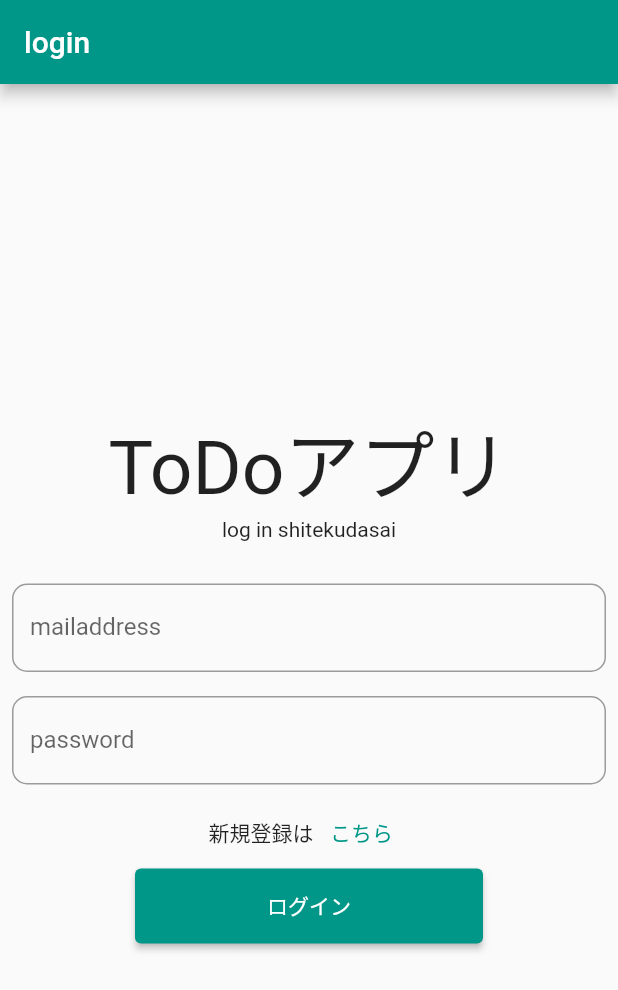
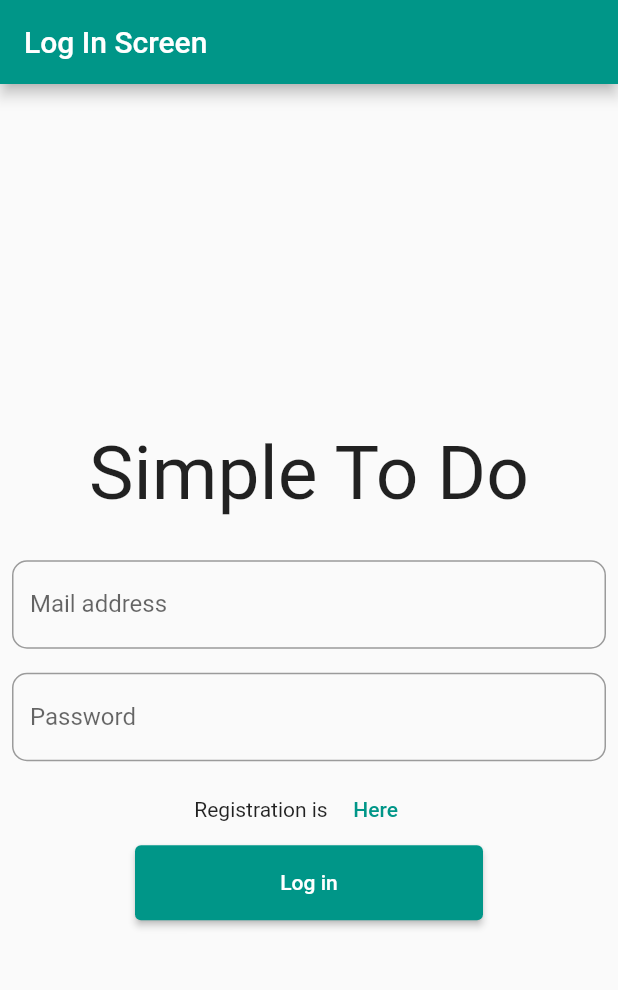
Before and after one commit to yamafuji03/Simple_Todo_with_statefull, a Flutter app: the screen it shows after launch, on a phone screen of 412 x 824 dp. Shown: the top 990 px of the screen. Run offline on Flutter 3.47's test engine with Material 2 defaults, Android fonts, the phone set to English and light mode, and no system bars; our stand-ins replace cloud_firestore, firebase_auth, firebase_core; accounts and stored records are empty.

Commit message:
英語バージョンにした

```diff
--- a/lib/main.dart
+++ b/lib/main.dart
@@ -38,7 +38,7 @@ class MyHomePage extends StatelessWidget {
   Widget build(BuildContext context) {
     return Scaffold(
       appBar: AppBar(
-        title: Text("login"),
+        title: Text("Log In Screen"),
       ),
       body: Column(
         mainAxisAlignment: MainAxisAlignment.center,
@@ -48,21 +48,21 @@ class MyHomePage extends StatelessWidget {
             child: Column(
               children: [
                 Text(
-                  "ToDoアプリ",
+                  "Simple To Do",
                   style: TextStyle(fontSize: 50),
                 ),
-                Text("log in shitekudasai")
+                // Text("log in screen")
               ],
             ),
           ),
           CustomTextField(
-              label: "mailaddress",
+              label: "Mail address",
               onChangedFunc: (newtext) {
                 mailAddress = newtext;
               },
               isPassword: false),
           CustomTextField(
-              label: "password",
+              label: "Password",
               onChangedFunc: (newtext) {
                 password = newtext;
               },
@@ -70,13 +70,13 @@ class MyHomePage extends StatelessWidget {
           Row(
             mainAxisAlignment: MainAxisAlignment.center,
             children: [
-              Text("新規登録は"),
+              Text("Registration is"),
               TextButton(
                 onPressed: () {
                   Navigator.of(context).push(
                       MaterialPageRoute(builder: (context) => Registration()));
                 },
-                child: Text("こちら"),
+                child: Text("Here"),
               ),
             ],
           ),
@@ -141,7 +141,7 @@ class MyHomePage extends StatelessWidget {
                 height: 50,
                 alignment: Alignment.center,
                 child: Text(
-                  "ログイン",
+                  "Log in",
                   textAlign: TextAlign.center,
                 ),
               ))
--- a/lib/registration.dart
+++ b/lib/registration.dart
@@ -12,24 +12,24 @@ class Registration extends StatelessWidget {
   Widget build(BuildContext context) {
     return Scaffold(
       appBar: AppBar(
-        title: Text("新規登録"),
+        title: Text("Create Acount Screen"),
       ),
       body: Column(
         children: [
           CustomTextField(
-              label: "mail address",
+              label: "Mail address",
               onChangedFunc: (newtext) {
                 mailAddress = newtext;
               },
               isPassword: false),
           CustomTextField(
-              label: "password",
+              label: "Password",
               onChangedFunc: (newtext) {
                 password = newtext;
               },
               isPassword: true),
           CustomTextField(
-              label: "comfirm password",
+              label: "Comfirm password",
               onChangedFunc: (newtext) {
                 passwordCheck = newtext;
               },
@@ -43,9 +43,9 @@ class Registration extends StatelessWidget {
                       builder: (context) {
                         return AlertDialog(
                             // ウインドウ左上に表示させるもの
-                            title: Text("エラー"),
+                            title: Text('Error'),
                             // 内容入力
-                            content: Text("パスワードを正しく入力してください！"),
+                            content: Text('Hit your correct password'),
                             // ボタン。任意、書かなくてもいい
                             actions: [
                               TextButton(
@@ -75,7 +75,7 @@ class Registration extends StatelessWidget {
                           .collection(user.email!)
                           .doc(randomid)
                           .set({
-                        "item": "ToDoを始めよう",
+                        "item": "Let's get your Todo's started",
                         "id": randomid,
                         'order': 0,
                       });
@@ -87,9 +87,9 @@ class Registration extends StatelessWidget {
                           builder: (context) {
                             return AlertDialog(
                                 // ウインドウ左上に表示させるもの
-                                title: Text("登録しました"),
+                                title: Text('Complete'),
                                 // 内容入力
-                                content: Text("登録完了しました"),
+                                content: Text('Registration is completed'),
                                 // ボタン。任意、書かなくてもいい
                                 actions: [
                                   TextButton(
@@ -108,9 +108,9 @@ class Registration extends StatelessWidget {
                             builder: (context) {
                               return AlertDialog(
                                   // ウインドウ左上に表示させるもの
-                                  title: Text("エラー"),
+                                  title: Text("Error"),
                                   // 内容入力
-                                  content: Text("パスワードが短すぎます"),
+                                  content: Text("Password is too short"),
                                   // ボタン。任意、書かなくてもいい
                                   actions: [
                                     TextButton(
@@ -128,9 +128,10 @@ class Registration extends StatelessWidget {
                             builder: (context) {
                               return AlertDialog(
                                   // ウインドウ左上に表示させるもの
-                                  title: Text("エラー"),
+                                  title: Text("Error"),
                                   // 内容入力
-                                  content: Text("このメールアドレスは既に使用されてます"),
+                                  content:
+                                      Text("The email address is already used"),
                                   // ボタン。任意、書かなくてもいい
                                   actions: [
                                     TextButton(
@@ -149,7 +150,7 @@ class Registration extends StatelessWidget {
                           builder: (context) {
                             return AlertDialog(
                                 // ウインドウ左上に表示させるもの
-                                title: Text("エラー"),
+                                title: Text('Error'),
                                 // 内容入力
                                 content: Text(e.toString()),
                                 // ボタン。任意、書かなくてもいい
@@ -170,7 +171,7 @@ class Registration extends StatelessWidget {
                 height: 50,
                 alignment: Alignment.center,
                 child: Text(
-                  "新規登録",
+                  'Create!',
                   textAlign: TextAlign.center,
                 ),
               )),
```
Also changed, not shown: lib/todo.dart (+4 -3 lines).
